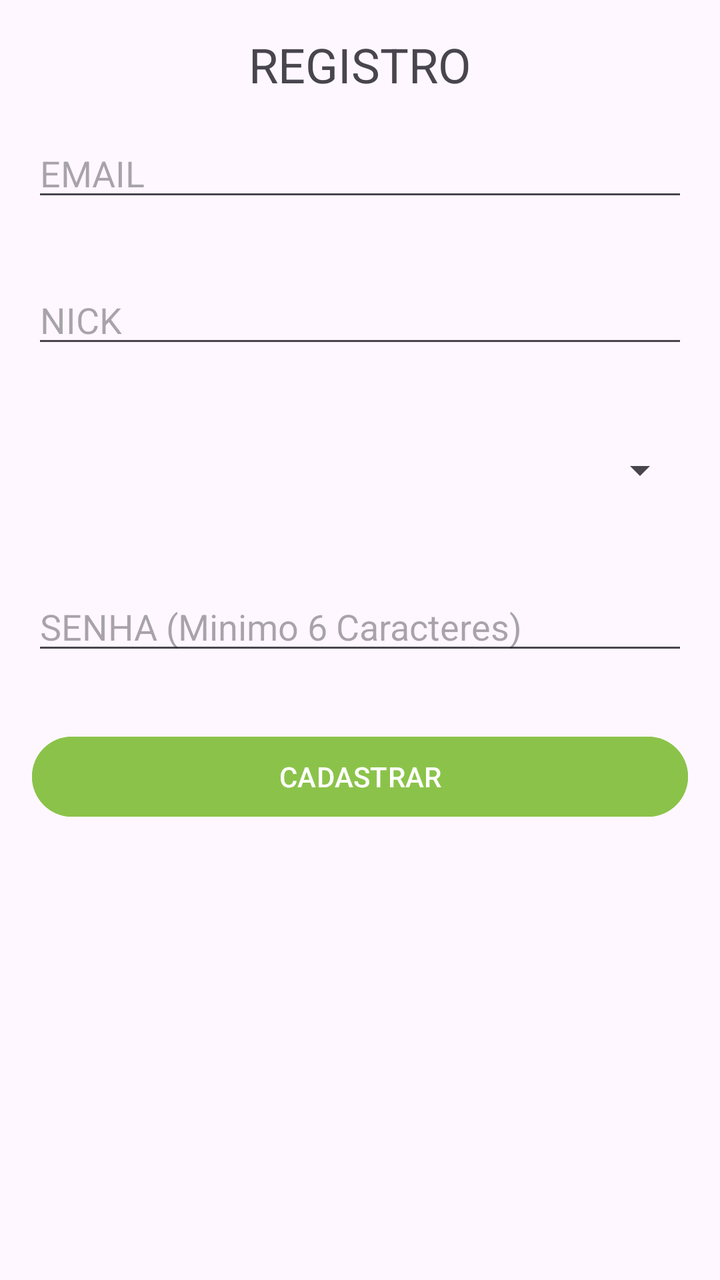
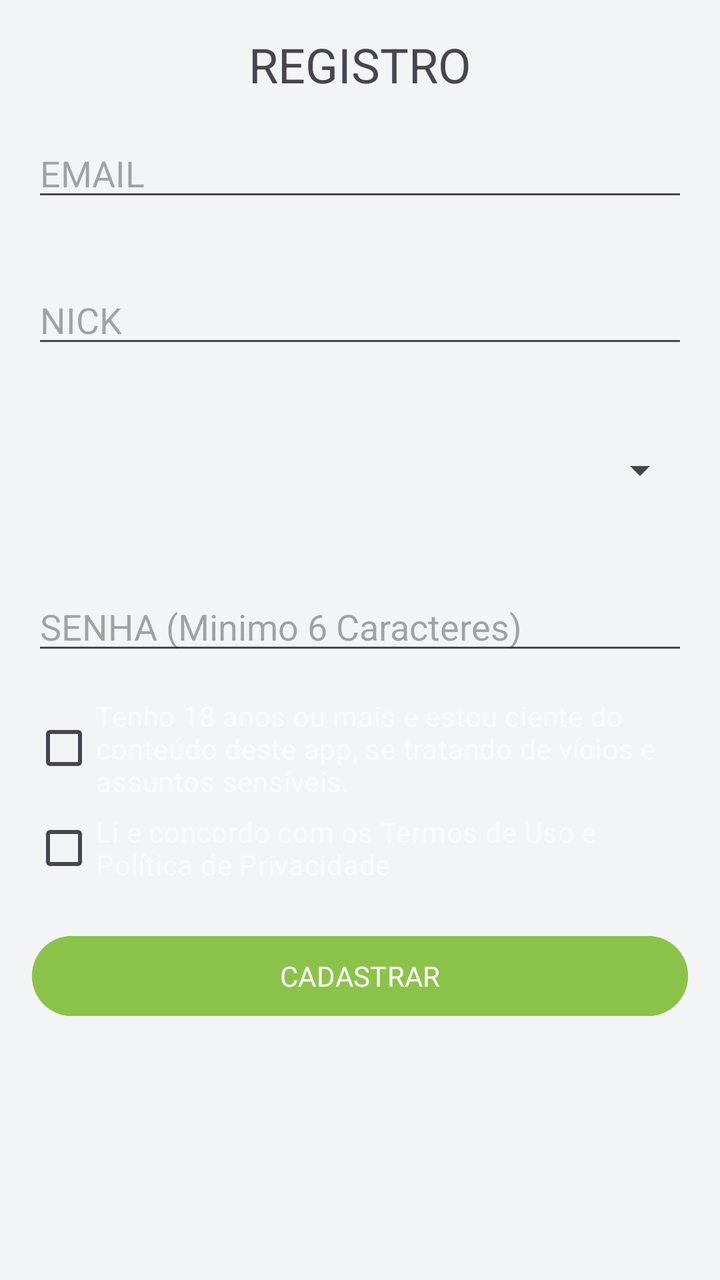

Two renders of the same Android screen: before a commit and after it. Below are the layout's source before the change and the commit's diff.
<!-- AndroidManifest.xml: application theme Theme.App_Metas_2 -->
<!-- res/layout/tela_registrar.xml -->
<?xml version="1.0" encoding="utf-8"?>
<RelativeLayout xmlns:android="http://schemas.android.com/apk/res/android"
    xmlns:tools="http://schemas.android.com/tools"
    android:layout_width="match_parent"
    android:layout_height="match_parent"
    tools:context=".RegistrarActivity">

    <ImageView
        android:id="@+id/imageView"
        android:layout_width="wrap_content"
        android:layout_height="wrap_content"
        android:layout_centerInParent="true"/>
    
 <TextView
     android:id="@+id/textViewTitulo"
     android:layout_width="wrap_content"
     android:layout_height="wrap_content"
     android:layout_alignParentTop="true"
     android:layout_centerHorizontal="true"
     android:layout_marginTop="16dp"
     android:text="REGISTRO"
     android:textSize="24sp" />


 <EditText
     android:id="@+id/editTextEmail"
     android:layout_width="match_parent"
     android:layout_height="wrap_content"
     android:layout_below="@+id/textViewTitulo"
     android:layout_margin="16dp"
     android:hint="EMAIL"
     android:inputType="textEmailAddress"
     android:textColor="#FAFAFA" />

 <EditText
     android:id="@+id/editTextNome"
     android:layout_width="match_parent"
     android:layout_height="wrap_content"
     android:layout_below="@+id/editTextEmail"
     android:layout_margin="16dp"
     android:textColor="#FAFAFA"
     android:hint="NICK" />

    <Spinner
        android:id="@+id/spinnerVicio"
        android:layout_width="match_parent"
        android:layout_height="48dp"
        android:layout_below="@+id/editTextNome"
        android:layout_margin="16dp" />

 <EditText
     android:id="@+id/editTextSenhaCadastro"
     android:layout_width="match_parent"
     android:layout_height="wrap_content"
     android:layout_below="@+id/spinnerVicio"
     android:layout_margin="16dp"
     android:hint="SENHA (Minimo 6 Caracteres)"
     android:textColor="#FAFAFA"
     android:inputType="textPassword" />

 <Button
     android:id="@+id/buttonCadastrar"
     android:layout_width="match_parent"
     android:layout_height="wrap_content"
     android:layout_below="@+id/editTextSenhaCadastro"
     android:layout_margin="16dp"
     android:backgroundTint="#8BC34A"
     android:text="CADASTRAR" />

</RelativeLayout>
<!-- resources referenced by this layout -->
<resources>
  <style name="Theme.App_Metas_2" parent="Base.Theme.App_Metas_2" />
  <style name="Base.Theme.App_Metas_2" parent="Theme.Material3.DayNight.NoActionBar">
          
          
      </style>
</resources>

<!-- the commit's change to res/layout/tela_registrar.xml (unified diff, before → after) -->
@@ -58,11 +58,31 @@
      android:textColor="#FAFAFA"
      android:inputType="textPassword" />
 
+ <CheckBox
+     android:id="@+id/checkBoxMaiorIdade"
+     android:layout_width="wrap_content"
+     android:layout_height="wrap_content"
+     android:layout_below="@+id/editTextSenhaCadastro"
+     android:layout_marginStart="16dp"
+     android:layout_marginEnd="16dp"
+     android:text="Tenho 18 anos ou mais e estou ciente do conteúdo deste app, se tratando de vícios e assuntos sensíveis."
+     android:textColor="#FAFAFA" />
+
+ <CheckBox
+     android:id="@+id/checkBoxTermos"
+     android:layout_width="wrap_content"
+     android:layout_height="wrap_content"
+     android:layout_below="@+id/checkBoxMaiorIdade"
+     android:layout_marginStart="16dp"
+     android:layout_marginEnd="16dp"
+     android:text="Li e concordo com os Termos de Uso e Política de Privacidade"
+     android:textColor="#FAFAFA" />
+
  <Button
      android:id="@+id/buttonCadastrar"
      android:layout_width="match_parent"
      android:layout_height="wrap_content"
-     android:layout_below="@+id/editTextSenhaCadastro"
+     android:layout_below="@+id/checkBoxTermos"
      android:layout_margin="16dp"
      android:backgroundTint="#8BC34A"
      android:text="CADASTRAR" />
<!-- resource entries referenced after the edit -->
@@ -3,7 +3,32 @@
   <style name="Theme.App_Metas_2" parent="Base.Theme.App_Metas_2" />
   <style name="Base.Theme.App_Metas_2" parent="Theme.Material3.DayNight.NoActionBar">
           
+          <item name="colorPrimary">@color/colorPrimary</item>
+          <item name="colorPrimaryVariant">@color/colorPrimaryVariant</item>
+          <item name="colorSecondary">@color/colorSecondary</item>
+          <item name="colorSecondaryVariant">@color/colorSecondaryVariant</item>
           
+          <item name="colorOnPrimary">@color/colorOnPrimary</item>
+          <item name="colorOnSecondary">@color/colorOnSecondary</item>
+          
+          
+          <item name="android:windowBackground">@color/colorBackground</item>
+          <item name="colorSurface">@color/colorSurface</item>
+          
+          
+          <item name="android:fontFamily">sans-serif</item>
+          
+          
+          <item name="android:statusBarColor">@color/colorPrimaryVariant</item>
+          <item name="android:navigationBarColor">@color/colorBackground</item>
       </style>
+  <color name="colorPrimary">#673AB7</color>
+  <color name="colorPrimaryVariant">#512DA8</color>
+  <color name="colorSecondary">#009688</color>
+  <color name="colorSecondaryVariant">#00796B</color>
+  <color name="colorOnPrimary">#FFFFFF</color>
+  <color name="colorOnSecondary">#FFFFFF</color>
+  <color name="colorBackground">#F3F4F6</color>
+  <color name="colorSurface">#FFFFFF</color>
 </resources>
 
